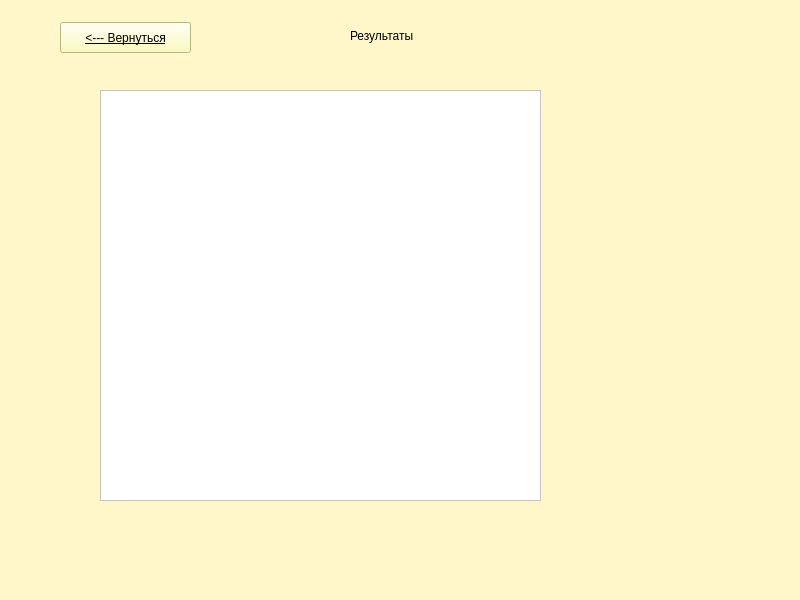
Qt form pythonProject12/res.ui (KOJlGyH/project_for_npk) before a commit.
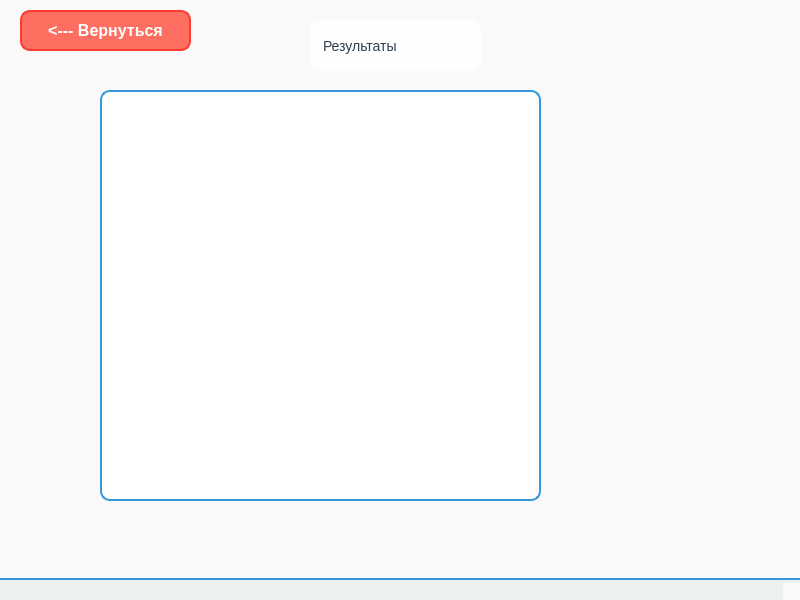
The same form after that commit. Icons and pictures are not drawn.

What changed in the file:
```diff
--- a/pythonProject12/res.ui
+++ b/pythonProject12/res.ui
@@ -14,23 +14,363 @@
    <string>MainWindow</string>
   </property>
   <property name="styleSheet">
-   <string notr="true">background-color: rgb(255, 247, 201);</string>
+   <string notr="true">/* General Settings */
+QWidget {
+    font-family: &quot;Comic Sans MS&quot;; /* Fun and playful font */
+    font-size: 14px;
+    color: #2c3e50; /* Dark blue for text */
+    background-color: #f9f9f9; /* Light gray background */
+}
+
+/* Background Images for Different Pages */
+QWidget#mathPage {
+    background-image: url(:/backgrounds/math_background.png); /* Math-themed background */
+    background-position: center;
+    background-repeat: no-repeat;
+    background-size: cover;
+}
+
+QWidget#sciencePage {
+    background-image: url(:/backgrounds/science_background.png); /* Science-themed background */
+    background-position: center;
+    background-repeat: no-repeat;
+    background-size: cover;
+}
+
+QWidget#literaturePage {
+    background-image: url(:/backgrounds/literature_background.png); /* Literature-themed background */
+    background-position: center;
+    background-repeat: no-repeat;
+    background-size: cover;
+}
+
+QWidget#historyPage {
+    background-image: url(:/backgrounds/history_background.png); /* History-themed background */
+    background-position: center;
+    background-repeat: no-repeat;
+    background-size: cover;
+}
+
+/* Buttons */
+QPushButton {
+    background-color: #ff6f61; /* Coral */
+    color: white;
+    border: 2px solid #ff3b2f; /* Darker coral */
+    border-radius: 10px;
+    padding: 10px 20px;
+    font-weight: bold;
+    font-size: 16px;
+}
+
+QPushButton:hover {
+    background-color: #ff3b2f; /* Darker coral on hover */
+}
+
+QPushButton:pressed {
+    background-color: #ff1a1a; /* Even darker coral when pressed */
+}
+
+QPushButton:disabled {
+    background-color: #bdc3c7; /* Gray */
+    color: #7f8c8d; /* Light gray text */
+    border: 2px solid #95a5a6;
+}
+
+/* Line Edits */
+QLineEdit {
+    background-color: rgba(255, 255, 255, 0.9); /* Semi-transparent white */
+    border: 2px solid #3498db; /* Blue border */
+    border-radius: 10px;
+    padding: 10px;
+font-size: 20px;
+}
+
+QLineEdit:focus {
+    border: 2px solid #ff6f61; /* Coral border when focused */
+}
+
+/* Labels */
+QLabel {
+    color: #2c3e50; /* Dark blue */
+    font-size: 14px;
+    background-color: rgba(255, 255, 255, 0.8); /* Semi-transparent white */
+    border-radius: 10px;
+    padding: 10px;
+}
+
+QLabel#titleLabel {
+    font-size: 24px;
+    font-weight: bold;
+    color: #3498db; /* Blue for titles */
+    background-color: transparent; /* No background for titles */
+}
+
+/* Combo Boxes */
+QComboBox {
+    background-color: rgba(255, 255, 255, 0.9); /* Semi-transparent white */
+    border: 2px solid #3498db; /* Blue border */
+    border-radius: 10px;
+    padding: 10px;
+    font-size: 14px;
+}
+
+QComboBox::drop-down {
+    subcontrol-origin: padding;
+    subcontrol-position: top right;
+    width: 30px;
+    border-left: 2px solid #3498db;
+}
+
+QComboBox::down-arrow {
+    image: url(:/icons/down_arrow.png); /* Replace with your icon */
+}
+
+QComboBox QAbstractItemView {
+    background-color: white;
+    border: 2px solid #3498db;
+    selection-background-color: #ff6f61; /* Coral for selected item */
+    selection-color: white;
+}
+
+/* Check Boxes */
+QCheckBox {
+    color: #2c3e50;
+    background-color: rgba(255, 255, 255, 0.8); /* Semi-transparent white */
+    border-radius: 10px;
+    padding: 10px;
+}
+
+QCheckBox::indicator {
+    width: 20px;
+    height: 20px;
+}
+
+QCheckBox::indicator:checked {
+    image: url(:/icons/checked.png); /* Replace with your icon */
+}
+
+QCheckBox::indicator:unchecked {
+    image: url(:/icons/unchecked.png); /* Replace with your icon */
+}
+
+/* Radio Buttons */
+QRadioButton {
+    color: #2c3e50;
+    background-color: rgba(255, 255, 255, 0.8); /* Semi-transparent white */
+    border-radius: 10px;
+    padding: 10px;
+}
+
+QRadioButton::indicator {
+    width: 20px;
+    height: 20px;
+}
+
+QRadioButton::indicator:checked {
+    image: url(:/icons/radio_checked.png); /* Replace with your icon */
+}
+
+QRadioButton::indicator:unchecked {
+    image: url(:/icons/radio_unchecked.png); /* Replace with your icon */
+}
+
+/* Progress Bars */
+QProgressBar {
+    background-color: #bdc3c7;
+    border: 2px solid #95a5a6;
+    border-radius: 10px;
+    text-align: center;
+    color: #2c3e50;
+}
+
+QProgressBar::chunk {
+    background-color: #ff6f61; /* Coral */
+    border-radius: 10px;
+}
+
+/* Spin Boxes */
+QSpinBox {
+    background-color: rgba(255, 255, 255, 0.9); /* Semi-transparent white */
+    border: 2px solid #3498db; /* Blue border */
+    border-radius: 10px;
+    padding: 10px;
+    font-size: 14px;
+}
+
+QSpinBox::up-button, QSpinBox::down-button {
+    subcontrol-origin: border;
+    subcontrol-position: top right;
+    width: 30px;
+    border-left: 2px solid #3498db;
+}
+
+QSpinBox::up-arrow {
+    image: url(:/icons/up_arrow.png); /* Replace with your icon */
+}
+
+QSpinBox::down-arrow {
+    image: url(:/icons/down_arrow.png); /* Replace with your icon */
+}
+
+/* Group Boxes */
+QGroupBox {
+    border: 2px solid #3498db; /* Blue border */
+    border-radius: 10px;
+    margin-top: 10px;
+    padding-top: 15px;
+    font-weight: bold;
+    color: #3498db; /* Blue for group box titles */
+    background-color: rgba(255, 255, 255, 0.8); /* Semi-transparent white */
+}
+
+QGroupBox::title {
+    subcontrol-origin: margin;
+    subcontrol-position: top left;
+    padding: 0 10px;
+}
+
+/* Tabs */
+QTabWidget::pane {
+    border: 2px solid #3498db; /* Blue border */
+    border-radius: 10px;
+    padding: 10px;
+    background-color: rgba(255, 255, 255, 0.9); /* Semi-transparent white */
+}
+
+QTabBar::tab {
+    background-color: #ecf0f1;
+    border: 2px solid #3498db;
+    border-bottom: none;
+    padding: 10px 20px;
+    border-top-left-radius: 10px;
+    border-top-right-radius: 10px;
+    font-size: 14px;
+}
+
+QTabBar::tab:selected {
+    background-color: white;
+    border-bottom: 2px solid white;
+}
+
+QTabBar::tab:hover {
+    background-color: #ff6f61; /* Coral on hover */
+    color: white;
+}
+
+/* Scroll Bars */
+QScrollBar:horizontal, QScrollBar:vertical {
+    background-color: #ecf0f1;
+    border-radius: 10px;
+}
+
+QScrollBar::handle:horizontal, QScrollBar::handle:vertical {
+    background-color: #ff6f61; /* Coral */
+    border-radius: 10px;
+}
+
+QScrollBar::add-line, QScrollBar::sub-line {
+    background: none;
+}
+
+/* Tool Tips */
+QToolTip {
+    background-color: #ff6f61; /* Coral */
+    color: white;
+    border: 2px solid #ff3b2f;
+    padding: 10px;
+    border-radius: 10px;
+}
+
+/* Menus */
+QMenuBar {
+    background-color: #ecf0f1;
+    color: #2c3e50;
+}
+
+QMenuBar::item {
+    padding: 10px 20px;
+}
+
+QMenuBar::item:selected {
+    background-color: #ff6f61; /* Coral */
+    color: white;
+}
+
+QMenu {
+    background-color: white;
+    border: 2px solid #3498db;
+    padding: 10px;
+}
+
+QMenu::item {
+    padding: 10px 20px;
+}
+
+QMenu::item:selected {
+    background-color: #ff6f61; /* Coral */
+    color: white;
+}
+
+/* Tables */
+QTableView {
+    background-color: white;
+    border: 2px solid #3498db;
+    border-radius: 10px;
+}
+
+QTableView::item {
+    padding: 10px;
+}
+
+QTableView::item:selected {
+    background-color: #ff6f61; /* Coral */
+    color: white;
+}
+
+/* Text Edit */
+QTextEdit {
+    background-color: rgba(255, 255, 255, 0.9); /* Semi-transparent white */
+    border: 2px solid #3498db;
+    border-radius: 10px;
+    padding: 10px;
+}
+
+QTextEdit:focus {
+    border: 2px solid #ff6f61; /* Coral */
+}
+
+/* Status Bar */
+QStatusBar {
+    background-color: #ecf0f1;
+    border-top: 2px solid #3498db;
+    padding: 10px;
+}
+
+/* Tool Bars */
+QToolBar {
+    background-color: #ecf0f1;
+    border-bottom: 2px solid #3498db;
+    padding: 10px;
+}
+
+QToolBar::separator {
+    background-color: #3498db;
+    width: 2px;
+    margin: 10px;
+}</string>
   </property>
   <widget class="QWidget" name="centralwidget">
    <widget class="QPushButton" name="pushButton">
     <property name="geometry">
      <rect>
-      <x>60</x>
-      <y>22</y>
-      <width>131</width>
-      <height>31</height>
+      <x>20</x>
+      <y>10</y>
+      <width>171</width>
+      <height>41</height>
      </rect>
     </property>
     <property name="styleSheet">
-     <string notr="true">background-color: rgb(255, 253, 174);
-color: rgb(0, 0, 0);
-font: 11pt &quot;MS Shell Dlg 2&quot;;
-text-decoration: underline;</string>
+     <string notr="true"/>
     </property>
     <property name="text">
      <string>&lt;--- Вернуться</string>
@@ -39,10 +379,10 @@
    <widget class="QLabel" name="label">
     <property name="geometry">
      <rect>
-      <x>350</x>
+      <x>310</x>
       <y>20</y>
-      <width>151</width>
-      <height>31</height>
+      <width>171</width>
+      <height>51</height>
      </rect>
     </property>
     <property name="styleSheet">
```
